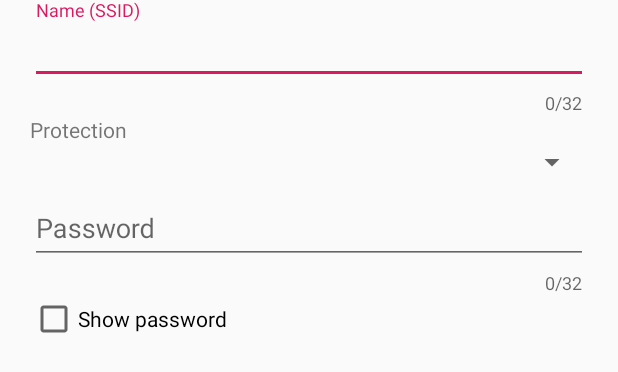
After one commit to KieceDonc/ChatProject, an Android app: the layout access_point_parameters.xml on its own in the app's theme, with its tools: preview values and no code run, on a phone screen of 412 x 824 dp. The commit adds this screen. Shown: the top 372 px of the screen. Run offline under Robolectric (Android 15) with nearby library versions, the phone set to English and light mode, and no system bars.

Commit message:
Adding WifiConfigManager and AP parameters stuff

```diff
--- a/app/build.gradle
+++ b/app/build.gradle
@@ -25,4 +25,5 @@ dependencies {
     testImplementation 'junit:junit:4.12'
     androidTestImplementation 'com.android.support.test:runner:1.0.2'
     androidTestImplementation 'com.android.support.test.espresso:espresso-core:3.0.2'
+    implementation 'com.android.support:design:28.0.0'
 }
--- a/app/src/main/java/com/vvdev/wifichatproject/interfaces/WifiHandler.java
+++ b/app/src/main/java/com/vvdev/wifichatproject/old/WifiHandler.java
@@ -14,7 +14,7 @@
  * Copyright (C) 2012 LISA team
  */
 
-package com.vvdev.wifichatproject.interfaces;
+package com.vvdev.wifichatproject.old;
 
 import java.util.List;
 
--- /dev/null
+++ b/app/src/main/res/layout/access_point_parameters.xml
@@ -0,0 +1,57 @@
+<?xml version="1.0" encoding="utf-8"?>
+<LinearLayout xmlns:android="http://schemas.android.com/apk/res/android"
+    xmlns:app="http://schemas.android.com/apk/res-auto"
+    android:orientation="vertical"
+    android:paddingLeft="20dp"
+    android:paddingRight="20dp"
+    android:layout_width="match_parent"
+    android:layout_height="match_parent">
+
+    <android.support.design.widget.TextInputLayout
+        android:layout_width="match_parent"
+        android:layout_height="wrap_content"
+        app:counterEnabled="true"
+        app:counterMaxLength="32">
+
+        <EditText
+            android:id="@+id/SSIDInput"
+            android:layout_width="match_parent"
+            android:layout_height="wrap_content"
+            android:hint="@string/APP_SSID_Name" />
+
+    </android.support.design.widget.TextInputLayout>
+
+    <TextView
+        android:id="@+id/PasswordTitle"
+        android:layout_width="match_parent"
+        android:layout_height="wrap_content"
+        android:text="@string/APP_Protection" />
+
+    <Spinner
+        android:id="@+id/SpinnerPassword"
+        android:layout_width="match_parent"
+        android:layout_height="wrap_content" />
+
+    <android.support.design.widget.TextInputLayout
+        android:layout_width="match_parent"
+        android:layout_height="wrap_content"
+        app:counterEnabled="true"
+        app:counterMaxLength="32">
+
+        <EditText
+            android:id="@+id/PasswordInput"
+            android:layout_width="match_parent"
+            android:layout_height="wrap_content"
+            android:ems="10"
+            android:hint="@string/APP_Password"
+            android:inputType="textPassword" />
+
+        <CheckBox
+            android:id="@+id/ShowPassword"
+            android:layout_width="match_parent"
+            android:layout_height="wrap_content"
+            android:text="@string/APP_ShowPassword" />
+
+    </android.support.design.widget.TextInputLayout>
+
+</LinearLayout>
--- a/app/src/main/res/values/strings.xml
+++ b/app/src/main/res/values/strings.xml
@@ -13,4 +13,10 @@
     <string name="Icon_router_desc">Icon who\'s describing Wifi access point</string>
     <string name="Icon_wifi_desc">Icon who\'s describing Wi-fi network</string>
     <string name="Icon_plane_desc">Icon who\'s describing \"without network\"</string>
+
+
+    <string name="APP_SSID_Name">Name (SSID)</string><!--APP = access_point_parameters-->
+    <string name="APP_Protection">Protection</string>
+    <string name="APP_Password">Password</string>
+    <string name="APP_ShowPassword">Show password</string>
 </resources>
```
Also changed, not shown: app/src/main/java/com/vvdev/wifichatproject/interfaces/WifiConfigManager.java (added, +293 -0 lines), app/src/main/java/com/vvdev/wifichatproject/interfaces/WifiData.java (added, +45 -0 lines), app/src/main/java/com/vvdev/wifichatproject/interfaces/WifiNetworkType.java (added, +45 -0 lines), app/src/main/java/com/vvdev/wifichatproject/ui/AskForWifiData.java (added, +12 -0 lines).
